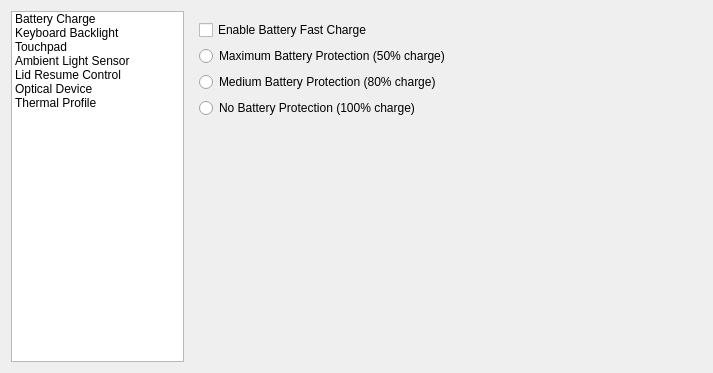
First picture: the form in vcc/main_window.ui, repository Amygos/vcc, before the edit.
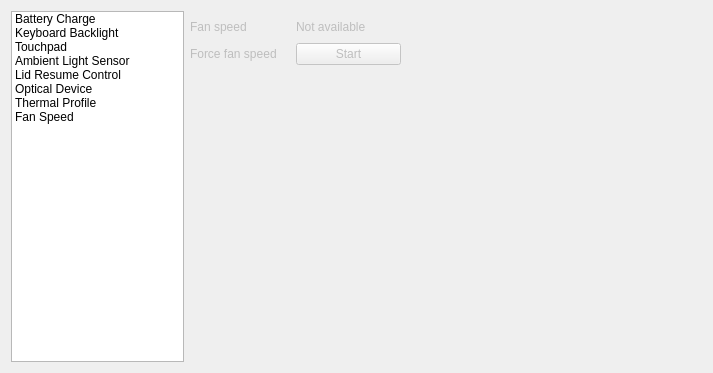
Second picture: the form after the edit.

Commit message: Add support for fan speed regulation function

```diff
--- a/vcc/main_window.ui
+++ b/vcc/main_window.ui
@@ -81,6 +81,11 @@
        <string>Thermal Profile</string>
       </property>
      </item>
+     <item>
+      <property name="text">
+       <string>Fan Speed</string>
+      </property>
+     </item>
     </widget>
    </item>
    <item>
@@ -95,7 +100,7 @@
          <bool>true</bool>
         </property>
         <property name="currentIndex">
-         <number>0</number>
+         <number>7</number>
         </property>
         <widget class="QWidget" name="stackedWidgetPage1">
          <layout class="QVBoxLayout" name="verticalLayout_2">
@@ -441,6 +446,78 @@
           </item>
          </layout>
         </widget>
+        <widget class="QWidget" name="stackedWidgetPage8">
+         <widget class="QWidget" name="gridLayoutWidget">
+          <property name="geometry">
+           <rect>
+            <x>0</x>
+            <y>0</y>
+            <width>211</width>
+            <height>54</height>
+           </rect>
+          </property>
+          <layout class="QGridLayout" name="gridLayout">
+           <property name="spacing">
+            <number>0</number>
+           </property>
+           <item row="0" column="0">
+            <widget class="QLabel" name="lbl_fan_speed">
+             <property name="enabled">
+              <bool>false</bool>
+             </property>
+             <property name="maximumSize">
+              <size>
+               <width>158</width>
+               <height>78</height>
+              </size>
+             </property>
+             <property name="text">
+              <string>Fan speed</string>
+             </property>
+            </widget>
+           </item>
+           <item row="0" column="1">
+            <widget class="QLabel" name="lbl_fan_speed_val">
+             <property name="enabled">
+              <bool>false</bool>
+             </property>
+             <property name="frameShape">
+              <enum>QFrame::NoFrame</enum>
+             </property>
+             <property name="text">
+              <string>Not available</string>
+             </property>
+             <property name="alignment">
+              <set>Qt::AlignLeading|Qt::AlignLeft|Qt::AlignVCenter</set>
+             </property>
+             <property name="wordWrap">
+              <bool>false</bool>
+             </property>
+            </widget>
+           </item>
+           <item row="1" column="0">
+            <widget class="QLabel" name="lbl_fan_forced">
+             <property name="enabled">
+              <bool>false</bool>
+             </property>
+             <property name="text">
+              <string>Force fan speed</string>
+             </property>
+            </widget>
+           </item>
+           <item row="1" column="1">
+            <widget class="QPushButton" name="btn_fan_forced">
+             <property name="enabled">
+              <bool>false</bool>
+             </property>
+             <property name="text">
+              <string>Start</string>
+             </property>
+            </widget>
+           </item>
+          </layout>
+         </widget>
+        </widget>
        </widget>
       </item>
      </layout>
```
The commit also changes 3 other files.
